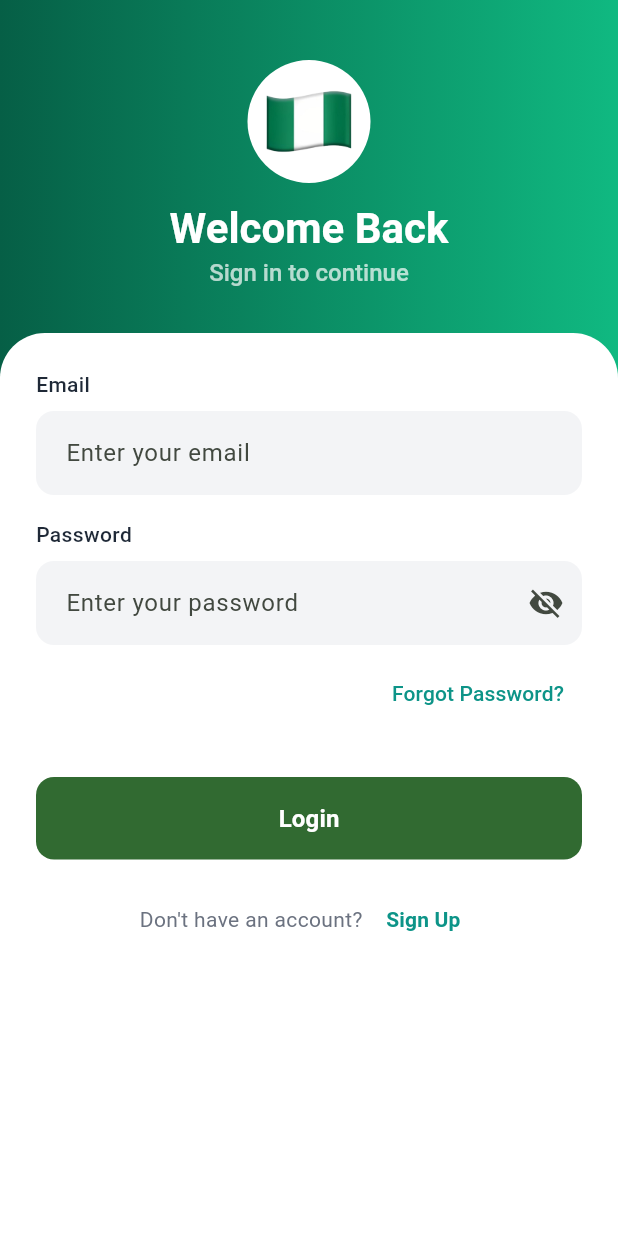
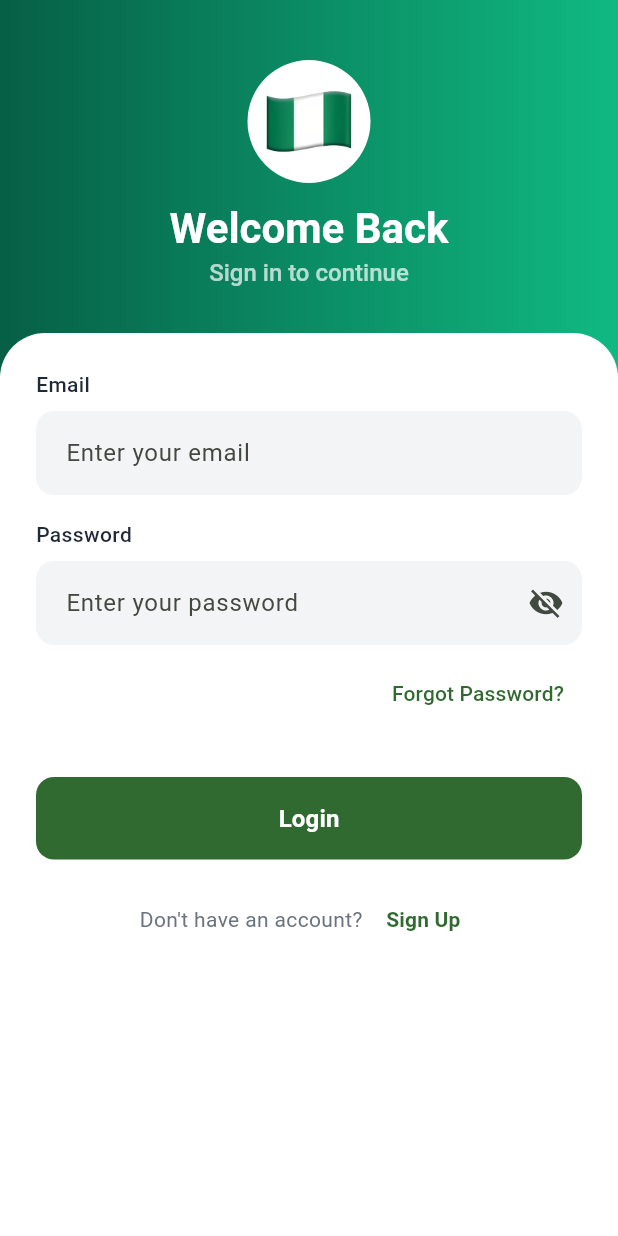
Before and after one commit to Genius-Excel/algon-mobile-fe, a Flutter app: the screen it shows after launch, on a phone screen of 412 x 824 dp. Run offline on Flutter 3.47's test engine with Material 3 defaults, Android fonts, the phone set to English and light mode, and no system bars; our stand-ins replace auto_route, dio, file_picker, flutter_riverpod, freezed_annotation, geolocator and 2 more.

Commit message:
Update LoginScreen styles and button functionality for improved user experience
This commit modifies the LoginScreen by changing the text color for 'Forgot Password?' and 'Sign Up' to use AppColors.green for consistency. Additionally, it updates the onPressed functionality of the CustomButton to always allow login attempts, enhancing user interaction.

```diff
--- a/lib/features/auth/presentation/screens/login_screen.dart
+++ b/lib/features/auth/presentation/screens/login_screen.dart
@@ -206,7 +206,7 @@ class _LoginScreenState extends ConsumerState<LoginScreen> {
                               child: const Text(
                                 'Forgot Password?',
                                 style: TextStyle(
-                                  color: Color(0xFF0D9488),
+                                  color: AppColors.green,
                                   fontWeight: FontWeight.w500,
                                 ),
                               ),
@@ -216,7 +216,7 @@ class _LoginScreenState extends ConsumerState<LoginScreen> {
                           CustomButton(
                             text: 'Login',
                             isLoading: _isLoading,
-                            onPressed: _isLoading ? null : _handleLogin,
+                            onPressed: _handleLogin,
                             isFullWidth: true,
                           ),
                           const ColSpacing(16),
@@ -236,7 +236,7 @@ class _LoginScreenState extends ConsumerState<LoginScreen> {
                                 child: const Text(
                                   'Sign Up',
                                   style: TextStyle(
-                                    color: Color(0xFF0D9488),
+                                    color: AppColors.green,
                                     fontWeight: FontWeight.bold,
                                   ),
                                 ),
```
